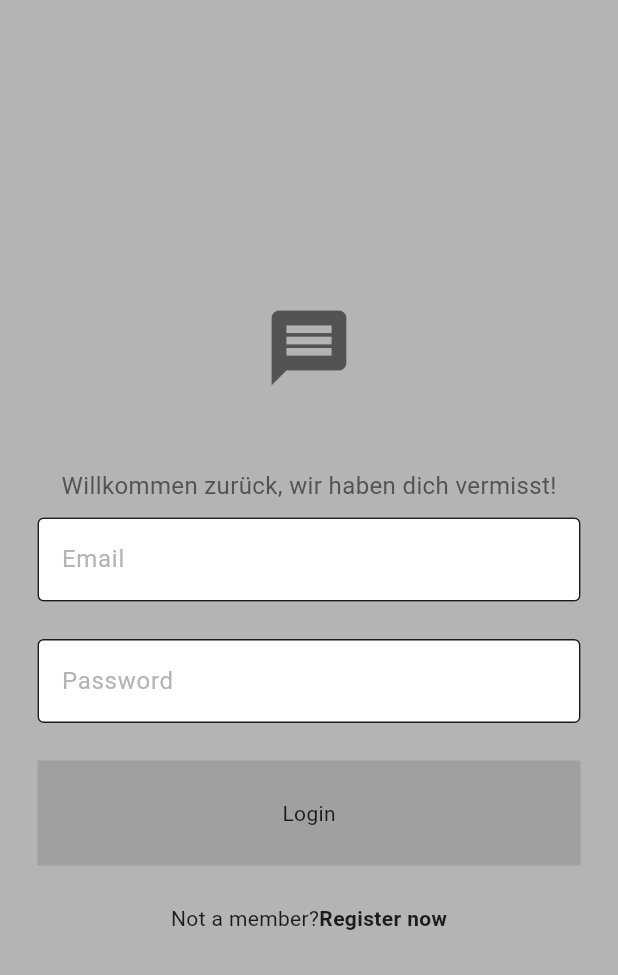
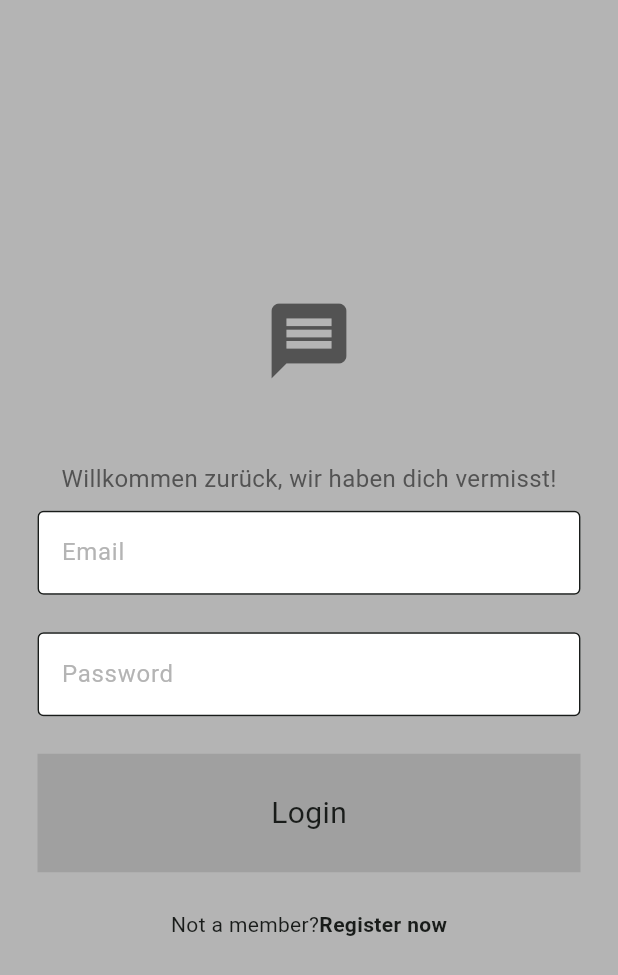
Before and after one commit to Ben10082008/flutter_messenger_app, a Flutter app: the screen it shows after launch, on a phone screen of 412 x 824 dp. Shown: the top 975 px of the screen. Run offline on Flutter 3.47's test engine with Material 3 defaults, Android fonts, the phone set to English and light mode, and no system bars; our stand-ins replace firebase_auth, firebase_core; missing offline and left inert: dart:html; accounts and stored records are empty.

Commit message:
some changes at the login button

```diff
--- a/lib/components/my_button.dart
+++ b/lib/components/my_button.dart
@@ -17,13 +17,18 @@ class MyButton extends StatelessWidget {
       child: Container(
       decoration: BoxDecoration(
         color: Theme.of(context).colorScheme.secondary,
+
       ),
       padding: const EdgeInsets.all(25),
       margin: const EdgeInsets.symmetric(horizontal: 25),
       child: Center(
-        child: Text("Login"),
+        child: Text("Login",
+         style: TextStyle(
+          fontSize: 20,
+          color: Theme.of(context).colorScheme.onBackground),
+          ),
+          ),
         ),
-    )
     );
   }
 }
--- a/lib/pages/login_page.dart
+++ b/lib/pages/login_page.dart
@@ -1,4 +1,6 @@
 // ignore_for_file: use_build_context_synchronously
+
+import 'dart:html';
 
 import 'package:flutter/material.dart';
 import 'package:flutter_messenger_app/auth/auth_service.dart';
@@ -113,6 +115,8 @@ class LogInPage extends StatelessWidget {
               MyButton(
                 text: "Login",
                 onTap: () => login(context),
+
+              // ignore: prefer_const_constructors
               ),
 
               const SizedBox(height: 25),
```
Also changed, not shown: pubspec.lock.
